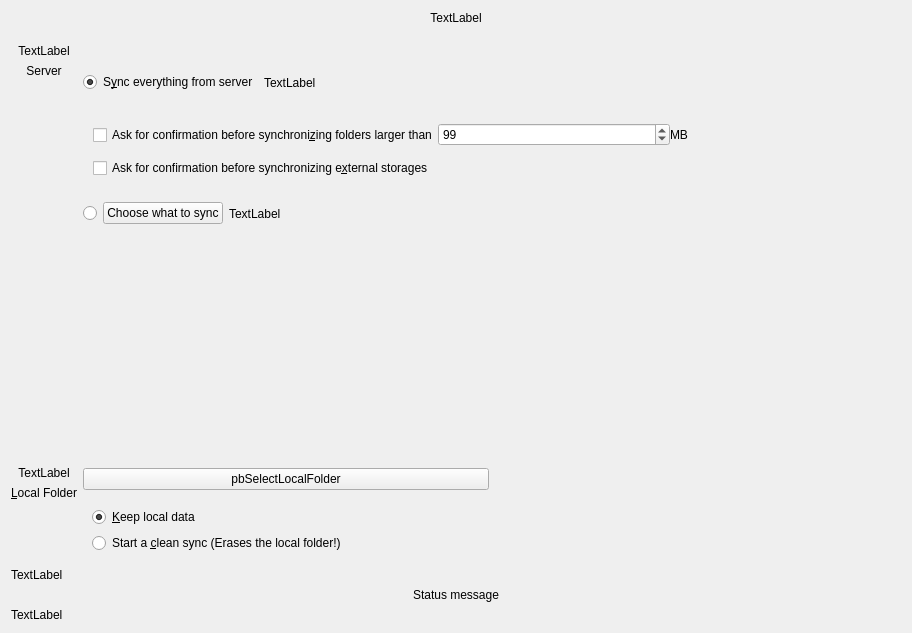
Before: the Qt Designer form src/gui/wizard/owncloudadvancedsetuppage.ui in owncloud/client, drawn with Qt 5.
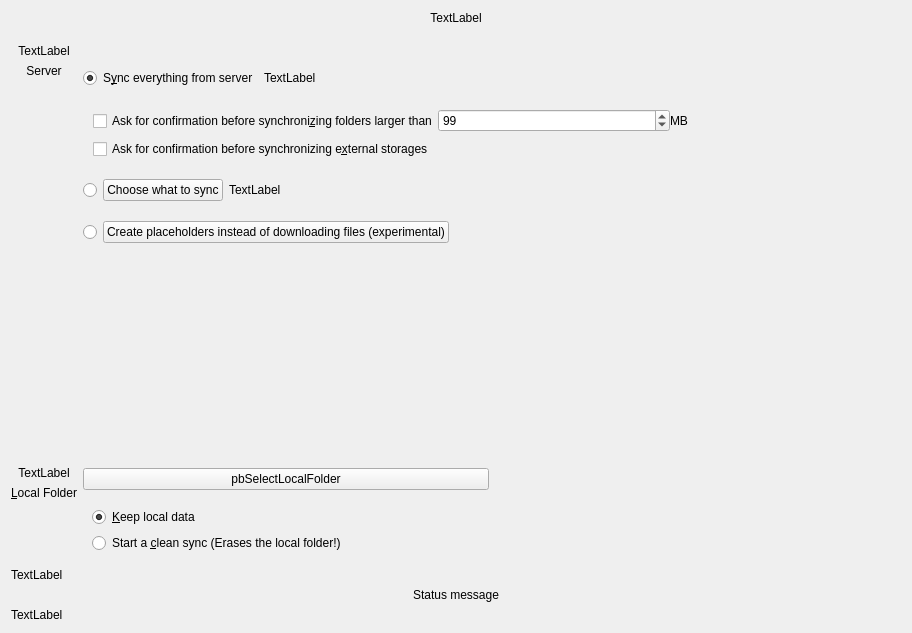
After: the same form once the commit is applied.

Commit message:
Wizards: Add placeholder option and warning to account wizard
Also add the warning dialog to the option in the folder wizard.

What changed in the file:
```diff
--- a/src/gui/wizard/owncloudadvancedsetuppage.ui
+++ b/src/gui/wizard/owncloudadvancedsetuppage.ui
@@ -343,6 +343,9 @@
             <property name="text">
              <string/>
             </property>
+            <property name="checkable">
+             <bool>false</bool>
+            </property>
            </widget>
           </item>
           <item>
@@ -377,6 +380,46 @@
           </item>
          </layout>
         </item>
+        <item>
+         <layout class="QHBoxLayout" name="horizontalLayout_4">
+          <item>
+           <widget class="QRadioButton" name="rPlaceholderSync">
+            <property name="sizePolicy">
+             <sizepolicy hsizetype="Minimum" vsizetype="Minimum">
+              <horstretch>0</horstretch>
+              <verstretch>0</verstretch>
+             </sizepolicy>
+            </property>
+            <property name="text">
+             <string/>
+            </property>
+            <property name="checkable">
+             <bool>false</bool>
+            </property>
+           </widget>
+          </item>
+          <item>
+           <widget class="QPushButton" name="bPlaceholderSync">
+            <property name="text">
+             <string>Create placeholders instead of downloading files (experimental)</string>
+            </property>
+           </widget>
+          </item>
+          <item>
+           <spacer name="horizontalSpacer_5">
+            <property name="orientation">
+             <enum>Qt::Horizontal</enum>
+            </property>
+            <property name="sizeHint" stdset="0">
+             <size>
+              <width>40</width>
+              <height>20</height>
+             </size>
+            </property>
+           </spacer>
+          </item>
+         </layout>
+        </item>
        </layout>
       </widget>
      </item>
```
The commit also changes 6 other files.
